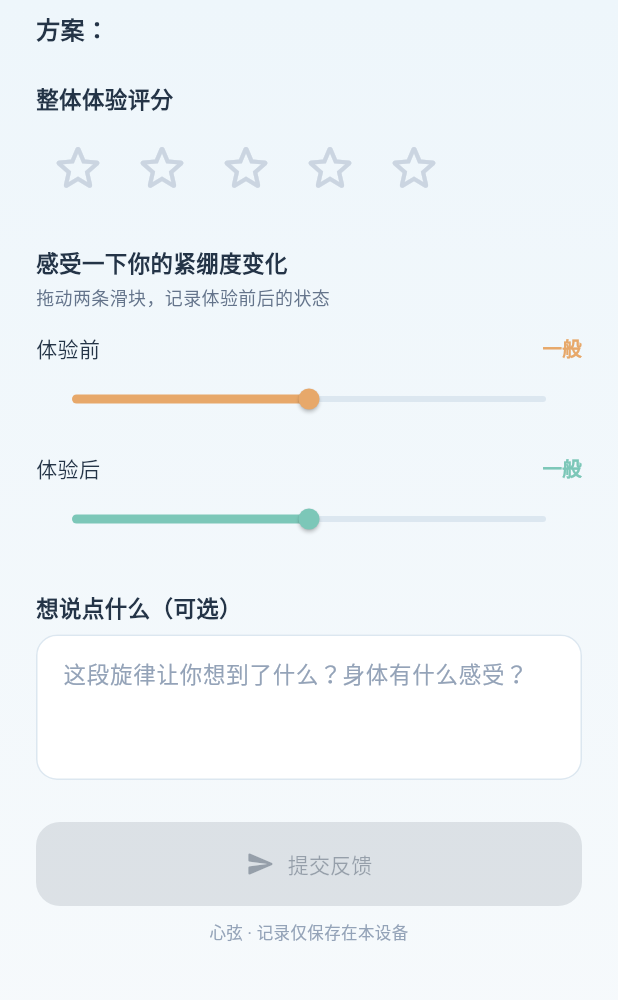
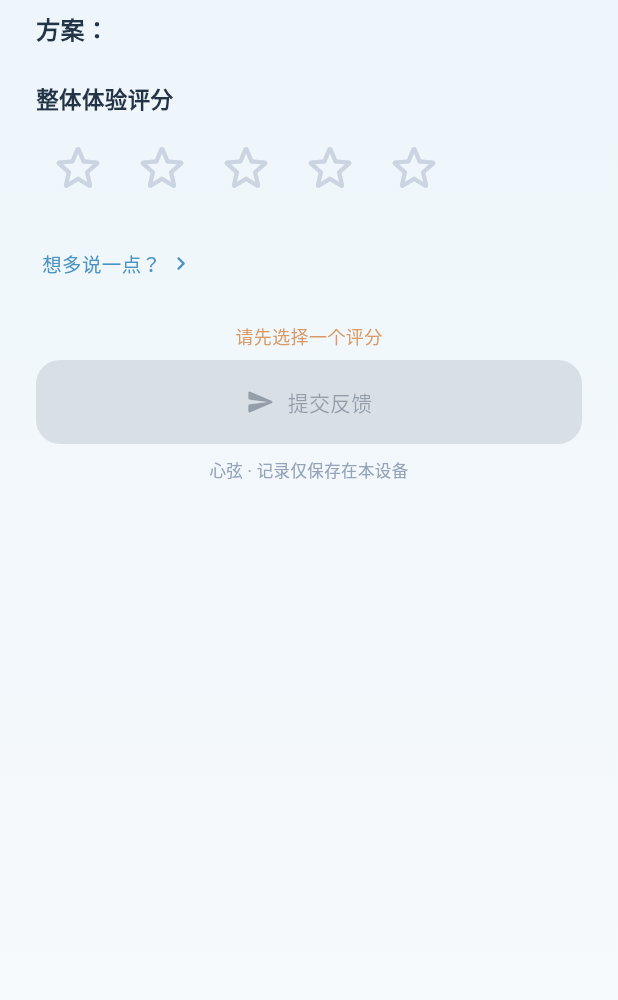
Before and after one commit to meeluu/xinxian-healing-music, a Flutter app: the PlayerScreen screen opened directly with empty values, after a tap on "完成体验，去反馈", on a phone screen of 412 x 824 dp, the part 84-1084 px from its top. Run offline on Flutter 3.47's test engine with Material 3 defaults, Android fonts, the phone set to English and light mode, and no system bars; our stand-ins replace just_audio, shared_preferences; missing offline and left inert: dart:html; accounts and stored records are empty.

```diff
--- a/lib/config/app_version.dart
+++ b/lib/config/app_version.dart
@@ -30,10 +30,10 @@ class AppVersion {
   /// - `M{n}-preview`：预览部署
   /// - `M{n}-stable`：正式发布
   /// - `P{N}-ui-{n}`：P 阶段第 n 批 UI / 体验优化
-  static const String buildLabel = 'P2-ui-2-fix1';
+  static const String buildLabel = 'P2-ui-3-fix2';
 
   /// 构建日期（YYYY-MM-DD），手动维护。
-  static const String buildDate = '2026-07-10';
+  static const String buildDate = '2026-07-11';
 
   /// 部署目标平台。
   static const String deployTarget = 'Cloudflare Pages';
--- a/lib/screens/feedback_screen.dart
+++ b/lib/screens/feedback_screen.dart
@@ -3,7 +3,6 @@ import 'package:xinxian_healing_music/config/app_version.dart';
 import 'package:xinxian_healing_music/models/cloud_feedback_payload.dart';
 import 'package:xinxian_healing_music/models/feedback_record.dart';
 import 'package:xinxian_healing_music/models/music_plan.dart';
-import 'package:xinxian_healing_music/pipeline/consent/cloud_feedback_consent_service.dart';
 import 'package:xinxian_healing_music/pipeline/consent/cloud_text_consent_service.dart';
 import 'package:xinxian_healing_music/pipeline/services.dart';
 import 'package:xinxian_healing_music/screens/home_screen.dart';
@@ -11,9 +10,8 @@ import 'package:xinxian_healing_music/screens/history_screen.dart';
 import 'package:xinxian_healing_music/theme/app_colors.dart';
 import 'package:xinxian_healing_music/utils/user_agent_helper.dart';
 import 'package:xinxian_healing_music/widgets/centered_page.dart';
-import 'package:xinxian_healing_music/widgets/cloud_feedback_consent_dialog.dart';
 
-/// 反馈表单页：评分 + 紧绷度前后 + 文字反馈 → 柔和淡入感谢页 → 回首页。
+/// 反馈表单页：评分 + 状态评分前后 + 文字反馈 → 柔和淡入感谢页 → 回首页。
 class FeedbackScreen extends StatefulWidget {
   final HealingMusicPlan plan;
   const FeedbackScreen({super.key, required this.plan});
@@ -31,6 +29,8 @@ class _FeedbackScreenState extends State<FeedbackScreen> {
   // M7：文字反馈上传勾选框，仅在用户已同意云端采集时显示。
   // 勾选后本次提交的文字反馈会上传到云端（受 cloudTextConsentService 控制）。
   bool _shareTextFeedback = false;
+  // P2-Web-v1.0 第三批：状态评分 slider 和文字反馈默认折叠，降低首次填写成本。
+  bool _showMore = false;
 
   @override
   void initState() {
@@ -46,12 +46,15 @@ class _FeedbackScreenState extends State<FeedbackScreen> {
     super.dispose();
   }
 
-  String _tensionLabel(double v) {
-    if (v < 0.2) return '很放松';
-    if (v < 0.45) return '较放松';
-    if (v < 0.65) return '一般';
-    if (v < 0.85) return '较紧绷';
-    return '很紧绷';
+  /// P2-Web-v1.0 第三批 fix1：slider 语义统一为"状态评分"。
+  /// 左边 = 状态不好，右边 = 状态好。底层字段 before/after 保持不变。
+  String _stateLabel(double v) {
+    if (v <= 0.0) return '不太好';
+    if (v < 0.25) return '不太好';
+    if (v < 0.5) return '有点低落';
+    if (v < 0.75) return '还可以';
+    if (v < 1.0) return '挺好';
+    return '很好';
   }
 
   @override
@@ -89,7 +92,7 @@ class _FeedbackScreenState extends State<FeedbackScreen> {
         ),
         const SizedBox(height: 24),
 
-        // 评分
+        // 评分（默认突出显示）
         const Text(
           '整体体验评分',
           style: TextStyle(
@@ -114,11 +117,54 @@ class _FeedbackScreenState extends State<FeedbackScreen> {
               ),
           ],
         ),
-        const SizedBox(height: 24),
+        const SizedBox(height: 20),
 
-        // 紧绷度前后
+        // P2-Web-v1.0 第三批：状态评分 slider + 文字反馈折叠到"想多说一点？"
+        // 默认折叠，降低首次填写成本；展开后显示两个 slider 和文本框。
+        InkWell(
+          onTap: () => setState(() => _showMore = !_showMore),
+          borderRadius: BorderRadius.circular(10),
+          child: Padding(
+            padding: const EdgeInsets.symmetric(vertical: 6, horizontal: 4),
+            child: Row(
+              mainAxisSize: MainAxisSize.min,
+              children: [
                 const Text(
-          '感受一下你的紧绷度变化',
+                  '想多说一点？',
+                  style: TextStyle(
+                    fontSize: 13,
+                    color: AppColors.primaryDeep,
+                    fontWeight: FontWeight.w500,
+                  ),
+                ),
+                const SizedBox(width: 4),
+                AnimatedRotation(
+                  turns: _showMore ? 0.25 : 0,
+                  duration: const Duration(milliseconds: 200),
+                  child: const Icon(
+                    Icons.chevron_right_rounded,
+                    size: 18,
+                    color: AppColors.primaryDeep,
+                  ),
+                ),
+              ],
+            ),
+          ),
+        ),
+        AnimatedCrossFade(
+          duration: const Duration(milliseconds: 300),
+          crossFadeState: _showMore
+              ? CrossFadeState.showSecond
+              : CrossFadeState.showFirst,
+          firstChild: const SizedBox.shrink(),
+          secondChild: Padding(
+            padding: const EdgeInsets.only(top: 16),
+            child: Column(
+              crossAxisAlignment: CrossAxisAlignment.stretch,
+              children: [
+                // 状态评分前后（P2-Web-v1.0 第三批 fix1：紧绷度 → 状态评分）
+                const Text(
+                  '感受一下你的状态变化',
                   style: TextStyle(
                     fontSize: 15,
                     fontWeight: FontWeight.w600,
@@ -127,8 +173,11 @@ class _FeedbackScreenState extends State<FeedbackScreen> {
                 ),
                 const SizedBox(height: 4),
                 const Text(
-          '拖动两条滑块，记录体验前后的状态',
-          style: TextStyle(fontSize: 12, color: AppColors.textSecondary),
+                  '左边是不太好，右边是很好',
+                  style: TextStyle(
+                    fontSize: 12,
+                    color: AppColors.textSecondary,
+                  ),
                 ),
                 const SizedBox(height: 16),
                 _TensionSlider(
@@ -136,7 +185,7 @@ class _FeedbackScreenState extends State<FeedbackScreen> {
                   value: _before,
                   activeColor: const Color(0xFFE7A86A),
                   onChanged: (v) => setState(() => _before = v),
-          textLabel: _tensionLabel(_before),
+                  textLabel: _stateLabel(_before),
                 ),
                 const SizedBox(height: 12),
                 _TensionSlider(
@@ -144,7 +193,7 @@ class _FeedbackScreenState extends State<FeedbackScreen> {
                   value: _after,
                   activeColor: AppColors.teal,
                   onChanged: (v) => setState(() => _after = v),
-          textLabel: _tensionLabel(_after),
+                  textLabel: _stateLabel(_after),
                 ),
                 const SizedBox(height: 24),
 
@@ -191,16 +240,30 @@ class _FeedbackScreenState extends State<FeedbackScreen> {
                   ),
                 ),
                 // M7：文字反馈上传勾选框，仅在已同意云端采集时显示。
-        // 默认不上传文字反馈，用户需主动勾选；勾选状态会持久化到 cloudTextConsentService。
                 if (_canShareTextFeedback) ...[
                   const SizedBox(height: 8),
                   _ShareTextCheckbox(
                     value: _shareTextFeedback,
-            onChanged: (v) => setState(() => _shareTextFeedback = v ?? false),
+                    onChanged: (v) =>
+                        setState(() => _shareTextFeedback = v ?? false),
                   ),
                 ],
-        const SizedBox(height: 28),
+              ],
+            ),
+          ),
+        ),
+        const SizedBox(height: 24),
 
+        // rating==0 时在提交按钮附近显示清楚提示
+        if (_rating == 0)
+          const Padding(
+            padding: EdgeInsets.only(bottom: 8),
+            child: Text(
+              '请先选择一个评分',
+              textAlign: TextAlign.center,
+              style: TextStyle(fontSize: 12, color: AppColors.apricotDeep),
+            ),
+          ),
         FilledButton.icon(
           onPressed: _rating == 0 ? null : _submitFeedback,
           icon: const Icon(Icons.send_rounded, size: 20),
@@ -242,26 +305,15 @@ class _FeedbackScreenState extends State<FeedbackScreen> {
     return consent != null && consent.isAccepted && textConsent != null;
   }
 
-  /// 提交反馈：本地保存 → 首次弹出云端同意弹窗 → fire-and-forget 云端上传。
+  /// 是否已同意云端反馈采集（用于感谢页提示文案）。
+  bool get _cloudAccepted => cloudFeedbackConsentService?.isAccepted ?? false;
+
+  /// 提交反馈：本地保存 → fire-and-forget 云端上传（仅已同意时）。
+  ///
+  /// P2-Web-v1.0 第三批：不再在提交瞬间强制弹出云端采集同意弹窗。
+  /// 未同意（unknown / declined）时默认只保存本地反馈，不打断用户。
+  /// 用户可在设置中主动开启云端反馈采集，开启后此处自动走云端上传。
   Future<void> _submitFeedback() async {
-    // 首次提交：若云端采集同意状态为 unknown，弹出同意弹窗请用户选择。
-    // 用户拒绝或弹窗装配失败时，仅保存本地，不上传云端。
-    final consent = cloudFeedbackConsentService;
-    if (consent != null && consent.needsPrompt && mounted) {
-      final accepted = await CloudFeedbackConsentDialog.show(
-        context,
-        barrierDismissible: false,
-      );
-      if (!mounted) return;
-      if (accepted == true) {
-        await consent.setStatus(CloudFeedbackConsentStatus.accepted);
-      } else {
-        // accepted == false（用户点"仅保存在本设备"）
-        await consent.setStatus(CloudFeedbackConsentStatus.declined);
-      }
-      setState(() {});
-    }
-
     final noteText = _note.text.trim().isEmpty ? null : _note.text.trim();
     final record = FeedbackRecord(
       sessionId: widget.plan.sessionId,
@@ -289,6 +341,7 @@ class _FeedbackScreenState extends State<FeedbackScreen> {
     // 3. fire-and-forget 云端上传
     // 不 await：上传失败/超时不影响 UI 流程；上传器内部已 catch 所有异常。
     // 若用户未填文字或未勾选上传文字，uploader 会根据 textConsent 状态剥离 freeTextFeedback。
+    // 仅当用户已在设置中同意云端采集时才会上传，否则 _fireCloudUpload 内部跳过。
     _fireCloudUpload(record);
 
     if (!mounted) return;
@@ -361,6 +414,19 @@ class _FeedbackScreenState extends State<FeedbackScreen> {
             height: 1.6,
           ),
         ),
+        // P2-Web-v1.0 第三批：未同意云端采集时提示本地保存 + 设置入口引导。
+        if (!_cloudAccepted) ...[
+          const SizedBox(height: 12),
+          const Text(
+            '已保存在本地。你也可以在设置中开启云端反馈，帮助我们改进推荐。',
+            textAlign: TextAlign.center,
+            style: TextStyle(
+              fontSize: 12,
+              color: AppColors.textMuted,
+              height: 1.5,
+            ),
+          ),
+        ],
         const SizedBox(height: 40),
         FilledButton(
           onPressed: () {
--- a/lib/screens/player_screen.dart
+++ b/lib/screens/player_screen.dart
@@ -30,6 +30,9 @@ class _PlayerScreenState extends State<PlayerScreen>
   StreamSubscription<PlayerState>? _stateSub;
   bool _loading = true;
   bool _error = false;
+  // P2-Web-v1.0 第三批：播放完成后展示反馈 CTA，引导用户记录感受。
+  // 重播（seek(0) + play）时重置为 false。
+  bool _completed = false;
 
   @override
   void initState() {
@@ -40,11 +43,16 @@ class _PlayerScreenState extends State<PlayerScreen>
       duration: const Duration(milliseconds: 2600),
     );
     // 播放状态驱动可视化：播放时起伏，暂停/完成时停止
+    // P2-Web-v1.0 第三批：同时跟踪 completed 状态以联动反馈 CTA。
     _stateSub = _player.playerStateStream.listen((state) {
       if (state.playing) {
         if (!_visualizer.isAnimating) _visualizer.repeat(reverse: true);
       } else {
         if (_visualizer.isAnimating) _visualizer.stop();
+      }
+      final completed = state.processingState == ProcessingState.completed;
+      if (completed != _completed) {
+        setState(() => _completed = completed);
       }
     });
     // 延迟到首帧绘制后再加载音频：
@@ -92,6 +100,8 @@ class _PlayerScreenState extends State<PlayerScreen>
       if (state.processingState == ProcessingState.completed) {
         await _player.seek(Duration.zero);
         await _player.play();
+        // 重播时收回 CTA，回到播放中状态
+        if (_completed) setState(() => _completed = false);
       } else if (state.playing) {
         await _player.pause();
       } else {
@@ -208,6 +218,45 @@ class _PlayerScreenState extends State<PlayerScreen>
                   label: const Text('重试加载'),
                   style: OutlinedButton.styleFrom(
                     minimumSize: const Size(160, 40),
+                    foregroundColor: AppColors.primaryDeep,
+                    side: BorderSide(
+                      color: AppColors.primary.withValues(alpha: 0.4),
+                    ),
+                    shape: RoundedRectangleBorder(
+                      borderRadius: BorderRadius.circular(12),
+                    ),
+                  ),
+                ),
+              ],
+            )
+          else if (_completed)
+            // P2-Web-v1.0 第三批：播放完成后的温和反馈 CTA。
+            // 不打断现有 replay 按钮，只在原"点击中央按钮开始播放"位置
+            // 自然引导用户记录感受。移动端按钮高度固定避免挤压播放控制区。
+            Column(
+              children: [
+                const Text(
+                  '听完这段了吗？记录一下感受',
+                  textAlign: TextAlign.center,
+                  style: TextStyle(
+                    fontSize: 13,
+                    fontWeight: FontWeight.w500,
+                    color: AppColors.textPrimary,
+                  ),
+                ),
+                const SizedBox(height: 10),
+                OutlinedButton.icon(
+                  onPressed: () {
+                    Navigator.of(context).push(
+                      MaterialPageRoute(
+                        builder: (_) => FeedbackScreen(plan: plan),
+                      ),
+                    );
+                  },
+                  icon: const Icon(Icons.edit_note_rounded, size: 18),
+                  label: const Text('写反馈'),
+                  style: OutlinedButton.styleFrom(
+                    minimumSize: const Size(140, 40),
                     foregroundColor: AppColors.primaryDeep,
                     side: BorderSide(
                       color: AppColors.primary.withValues(alpha: 0.4),
```
Also changed, not shown: lib/models/cloud_feedback_payload.dart (+13 -6 lines), 3 other files. Lines whose indentation alone changed are shown as unchanged.
